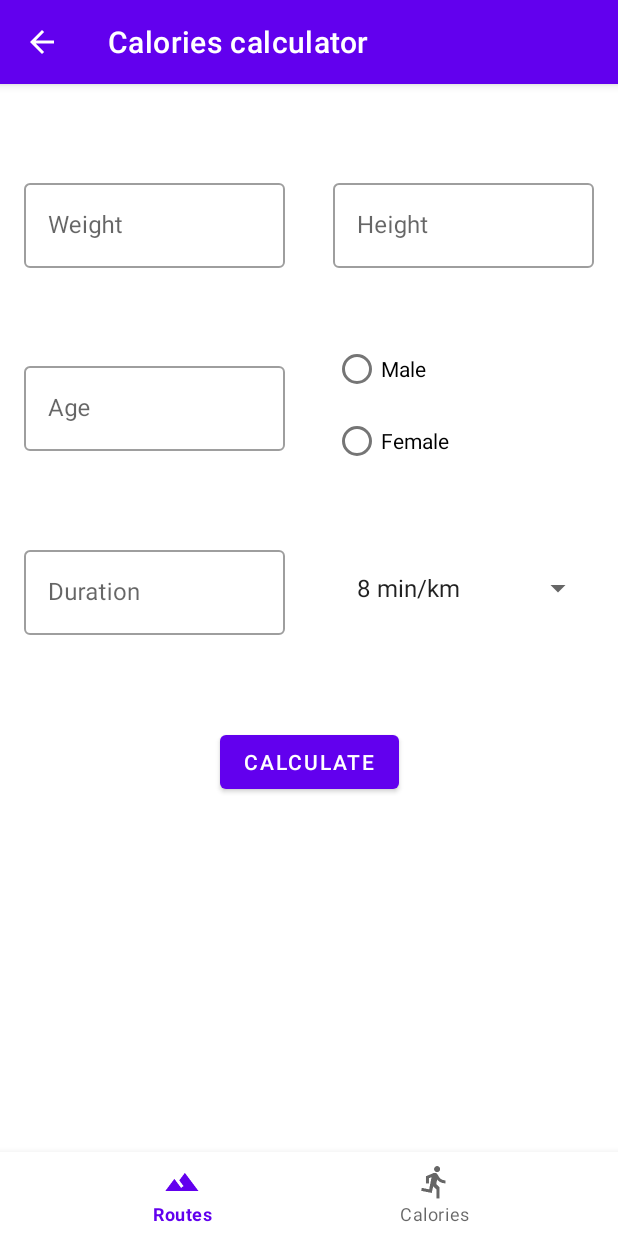
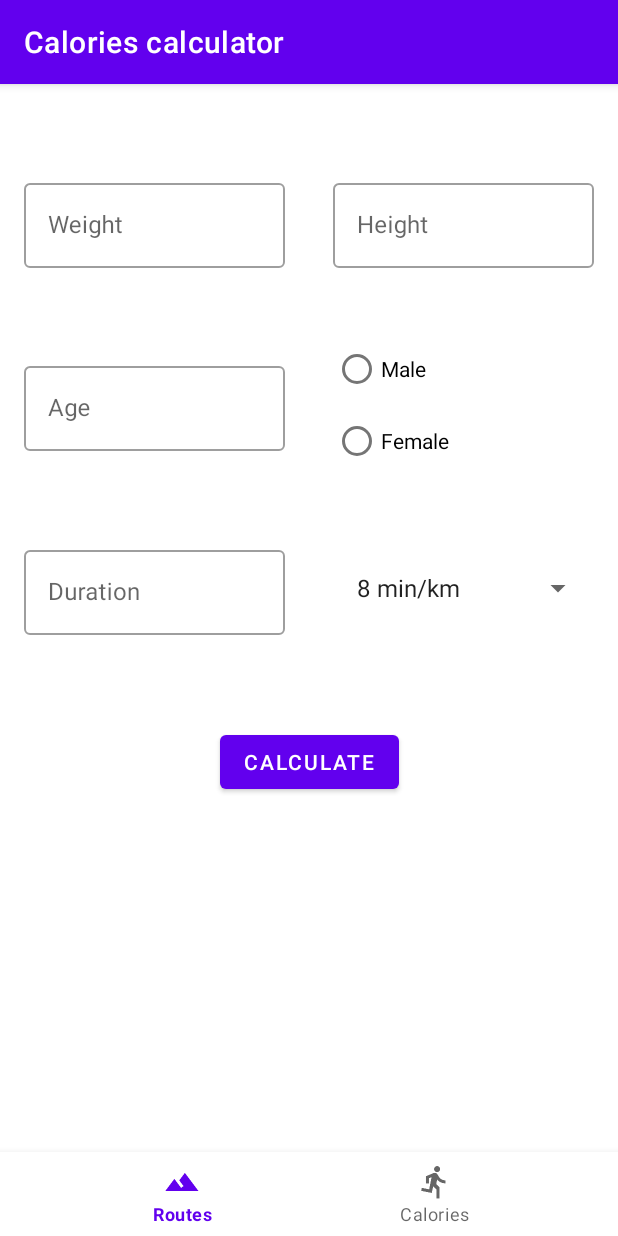
Before and after one commit to kostaDimitrijevic/RunningApplication, an Android app: the CaloriesFragment screen opened through its navigation route, on a phone screen of 412 x 824 dp. Run offline under Robolectric (Android 15) with nearby library versions, the phone set to English and light mode, and no system bars.

Commit message:
arrows removed for calories calculator

```diff
--- a/app/src/main/res/layout-land/fragment_calories.xml
+++ b/app/src/main/res/layout-land/fragment_calories.xml
@@ -13,7 +13,6 @@
         style="@style/Widget.MaterialComponents.Toolbar.Primary"
         android:layout_width="match_parent"
         android:layout_height="wrap_content"
-        app:navigationIcon="@drawable/outline_arrow_back_24"
         app:title="@string/calories_toolbar_label"
         />
     <androidx.constraintlayout.widget.ConstraintLayout
--- a/app/src/main/res/layout/fragment_calories.xml
+++ b/app/src/main/res/layout/fragment_calories.xml
@@ -13,7 +13,6 @@
         style="@style/Widget.MaterialComponents.Toolbar.Primary"
         android:layout_width="match_parent"
         android:layout_height="wrap_content"
-        app:navigationIcon="@drawable/outline_arrow_back_24"
         app:title="@string/calories_toolbar_label"
         />
 
```
